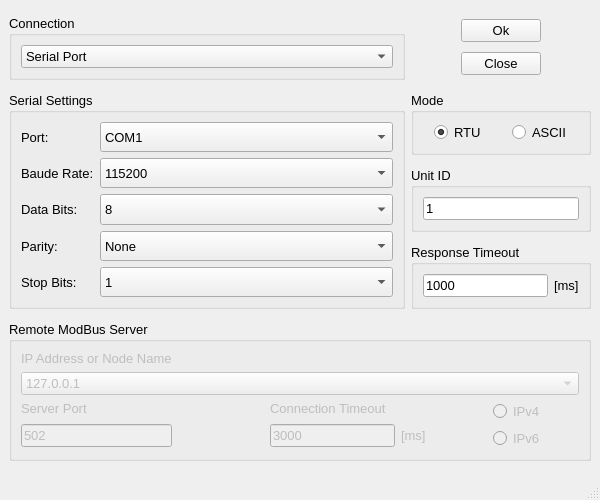
Above: design/Setup_Dialog.ui from MJ-Javanbakht/Adam before the change. Below: the same form after it.
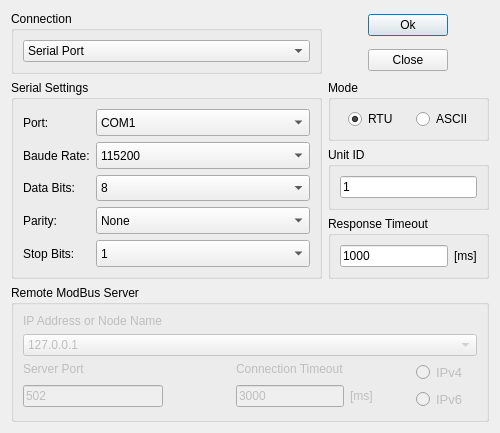
That is the form after the change.

Commit message: change Setup Dialog to dialogBox, Check Connection

What changed in the file:
```diff
--- a/design/Setup_Dialog.ui
+++ b/design/Setup_Dialog.ui
@@ -1,41 +1,23 @@
 <?xml version="1.0" encoding="UTF-8"?>
 <ui version="4.0">
  <class>Setup</class>
- <widget class="QMainWindow" name="Setup">
+ <widget class="QDialog" name="Setup">
   <property name="geometry">
    <rect>
     <x>0</x>
     <y>0</y>
-    <width>600</width>
-    <height>500</height>
+    <width>500</width>
+    <height>404</height>
    </rect>
   </property>
-  <property name="font">
-   <font>
-    <pointsize>10</pointsize>
-   </font>
-  </property>
-  <property name="cursor">
-   <cursorShape>ArrowCursor</cursorShape>
-  </property>
-  <property name="mouseTracking">
-   <bool>false</bool>
-  </property>
   <property name="windowTitle">
    <string>MainWindow</string>
   </property>
-  <property name="iconSize">
-   <size>
-    <width>500</width>
-    <height>500</height>
-   </size>
-  </property>
-  <widget class="QWidget" name="centralwidget_Setup">
-   <layout class="QGridLayout" name="gridLayout">
+  <layout class="QGridLayout" name="gridLayout_setup" rowstretch="1,1,1,1,1">
     <item row="0" column="0">
      <widget class="QGroupBox" name="groupBox_Connection">
       <property name="sizePolicy">
-       <sizepolicy hsizetype="MinimumExpanding" vsizetype="Preferred">
+      <sizepolicy hsizetype="MinimumExpanding" vsizetype="Maximum">
         <horstretch>0</horstretch>
         <verstretch>0</verstretch>
        </sizepolicy>
@@ -85,7 +67,7 @@
     </item>
     <item row="0" column="1">
      <layout class="QVBoxLayout" name="verticalLayout_buttons">
-      <item alignment="Qt::AlignHCenter">
+     <item alignment="Qt::AlignHCenter|Qt::AlignVCenter">
        <widget class="QPushButton" name="pushButton_ok">
         <property name="sizePolicy">
          <sizepolicy hsizetype="Minimum" vsizetype="Maximum">
@@ -98,7 +80,7 @@
         </property>
        </widget>
       </item>
-      <item alignment="Qt::AlignHCenter">
+     <item alignment="Qt::AlignHCenter|Qt::AlignVCenter">
        <widget class="QPushButton" name="pushButton_close">
         <property name="sizePolicy">
          <sizepolicy hsizetype="Minimum" vsizetype="Maximum">
@@ -648,19 +630,6 @@
     </item>
    </layout>
   </widget>
-  <widget class="QStatusBar" name="statusbar"/>
- </widget>
- <tabstops>
-  <tabstop>radioButton_RTU</tabstop>
-  <tabstop>radioButton_ASCII</tabstop>
-  <tabstop>lineEdit_ResTout</tabstop>
-  <tabstop>lineEdit_SlaveID</tabstop>
-  <tabstop>comboBox_IP</tabstop>
-  <tabstop>radioButton_IPv6</tabstop>
-  <tabstop>radioButton_IPv4</tabstop>
-  <tabstop>lineEdit_ServerPort</tabstop>
-  <tabstop>lineEdit_ConnectTout</tabstop>
- </tabstops>
  <resources/>
  <connections/>
 </ui>
```
Left out of the diff: 8 changed lines with no effect on the pictures. Lines whose indentation alone changed are shown as unchanged. The commit also changes 3 other files.
